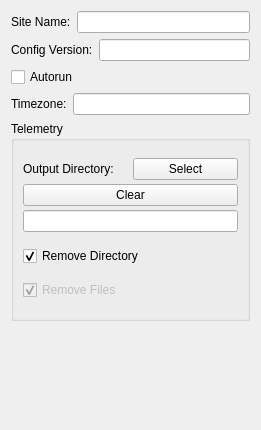
Old version of the form forms/general_config.ui in the repository lsst-sitcom/spot_motion_monitor.
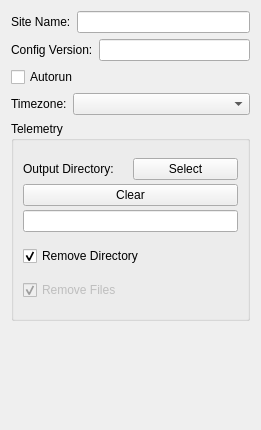
New version of the form.

Commit message: Support timezones from combobox on general config tab.

What changed in the file:
```diff
--- a/forms/general_config.ui
+++ b/forms/general_config.ui
@@ -65,7 +65,7 @@
     </widget>
    </item>
    <item>
-    <layout class="QHBoxLayout" name="horizontalLayout_3">
+    <layout class="QHBoxLayout" name="horizontalLayout_3" stretch="0,1">
      <item>
       <widget class="QLabel" name="timezoneLabel">
        <property name="text">
@@ -77,11 +77,7 @@
       </widget>
      </item>
      <item>
-      <widget class="QLineEdit" name="timezoneLineEdit">
-       <property name="text">
-        <string/>
-       </property>
-      </widget>
+      <widget class="QComboBox" name="timezoneComboBox"/>
      </item>
     </layout>
    </item>
```
Left out of the diff: 4 changed lines with no effect on the pictures. The commit also changes 6 other files.
